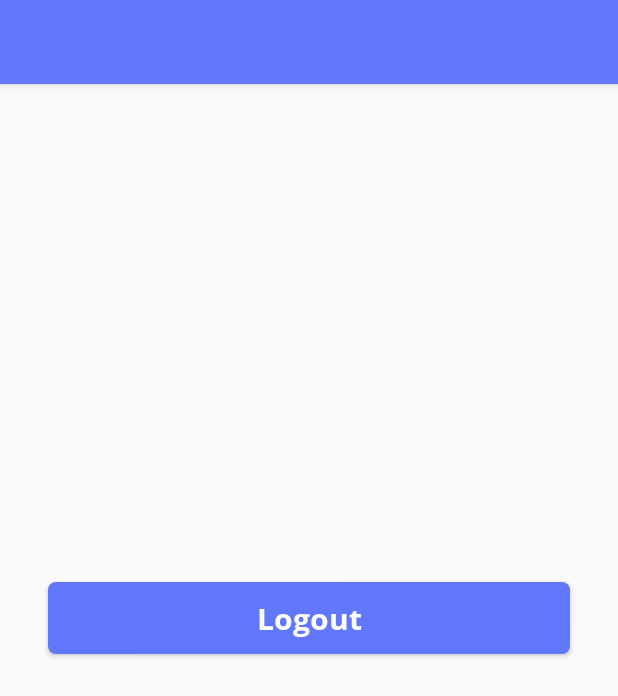
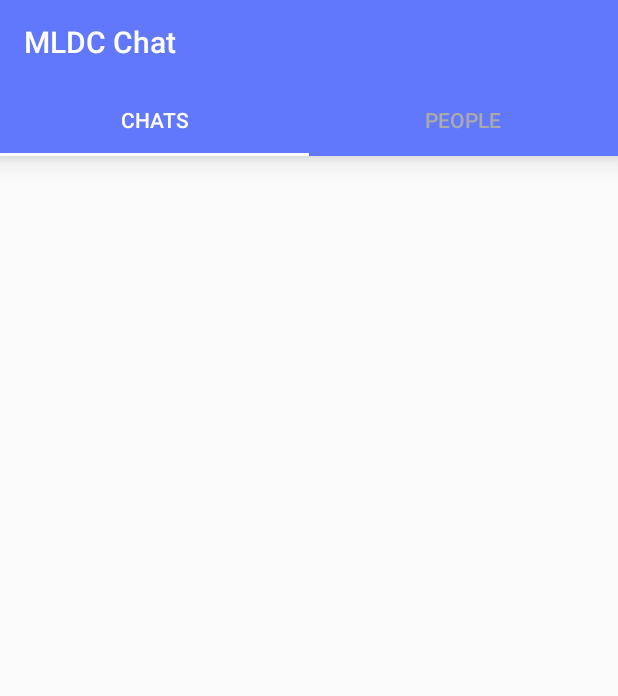
Before and after one commit to ashu9152/MLDC-Chat, an Android app: the layout activity_main.xml on its own in the app's theme, with its tools: preview values and no code run, on a phone screen of 412 x 824 dp. Shown: the top 696 px of the screen. Run offline under Robolectric (Android 15) with nearby library versions, the phone set to English and light mode, and no system bars.

Commit message:
Added chat main page using fragment and tablayout

```diff
--- a/app/build.gradle
+++ b/app/build.gradle
@@ -46,6 +46,7 @@ dependencies {
     implementation 'com.google.firebase:firebase-database:19.7.0'
     implementation 'com.google.firebase:firebase-firestore:22.1.2'
     implementation 'com.google.firebase:firebase-storage:19.2.2'
+    implementation 'androidx.legacy:legacy-support-v4:1.0.0'
     testImplementation 'junit:junit:4.13.2'
     androidTestImplementation 'androidx.test.ext:junit:1.1.2'
     androidTestImplementation 'androidx.test.espresso:espresso-core:3.3.0'
--- a/app/src/main/java/com/example/mldcchat/SignUpActivity.kt
+++ b/app/src/main/java/com/example/mldcchat/SignUpActivity.kt
@@ -50,15 +50,14 @@ class SignUpActivity : AppCompatActivity() {
 
         btnNext.setOnClickListener {
             val textET = textEt.text.toString()
-            if (!:: downloadUrl.isInitialized){
+            if (!::downloadUrl.isInitialized) {
                 Toast.makeText(this, "Image cannot be empty", Toast.LENGTH_SHORT).show()
             }else if(textET.isEmpty()){
                 errortext.visibility = View.VISIBLE
             } else{
-                val user = User(textET,downloadUrl,auth.uid!!)
+                val user = User(textET, downloadUrl, auth.uid!!)
                 //this will create values in firestrore
                 database.collection("user").document(auth.uid!!).set(user).addOnSuccessListener {
-                    btnNext.isEnabled = false
                     startActivity(Intent(applicationContext, MainActivity::class.java))
                     finish()
                 }.addOnFailureListener {
--- a/app/src/main/res/layout/activity_main.xml
+++ b/app/src/main/res/layout/activity_main.xml
@@ -1,44 +1,48 @@
 <?xml version="1.0" encoding="utf-8"?>
-<androidx.constraintlayout.widget.ConstraintLayout xmlns:android="http://schemas.android.com/apk/res/android"
+<LinearLayout xmlns:android="http://schemas.android.com/apk/res/android"
     xmlns:app="http://schemas.android.com/apk/res-auto"
     xmlns:tools="http://schemas.android.com/tools"
     android:layout_width="match_parent"
     android:layout_height="match_parent"
+    android:orientation="vertical"
     tools:context=".MainActivity">
 
-    <com.google.android.material.appbar.AppBarLayout
+    <com.google.android.material.appbar.MaterialToolbar
+        android:id="@+id/toolbar"
         android:layout_width="match_parent"
         android:layout_height="wrap_content"
-        app:layout_constraintEnd_toEndOf="parent"
-        app:layout_constraintStart_toStartOf="parent"
-        app:layout_constraintTop_toTopOf="parent">
+        android:background="@color/colorPrimary"
+        android:elevation="10dp"
+        android:theme="@style/ThemeOverlay.MaterialComponents.Dark"
+        app:popupTheme="@style/ThemeOverlay.MaterialComponents.Light"
+        app:title="MLDC Chat" />
 
-        <androidx.appcompat.widget.Toolbar
-            android:id="@+id/toolbar1"
-            android:layout_width="match_parent"
+    <com.google.android.material.tabs.TabLayout
+        android:id="@+id/tabs"
+        android:layout_width="match_parent"
+        android:layout_height="wrap_content"
+        android:background="@color/colorPrimary"
+        android:elevation="10dp"
+        app:tabIndicatorColor="@android:color/white"
+        app:tabSelectedTextColor="@android:color/white"
+        app:tabTextColor="@android:color/darker_gray">
+
+        <com.google.android.material.tabs.TabItem
+            android:layout_width="wrap_content"
             android:layout_height="wrap_content"
-            android:background="@color/colorPrimary"
-            android:minHeight="?attr/actionBarSize"
-            android:theme="?attr/actionBarTheme"
-            app:titleTextColor="#fff"/>
+            android:text="Chats" />
 
-    </com.google.android.material.appbar.AppBarLayout>
+        <com.google.android.material.tabs.TabItem
+            android:layout_width="wrap_content"
+            android:layout_height="wrap_content"
+            android:text="People" />
 
-    <Button
-        android:id="@+id/signOut"
-        android:layout_width="0dp"
-        android:layout_height="wrap_content"
-        android:layout_marginStart="32dp"
-        android:layout_marginEnd="32dp"
-        android:background="@drawable/primary_btn_bg"
-        android:fontFamily="@font/open_sans_bold"
-        android:text="Logout"
-        android:textAllCaps="false"
-        android:textColor="@android:color/background_light"
-        android:textSize="@dimen/font_size_small"
-        app:layout_constraintBottom_toBottomOf="parent"
-        app:layout_constraintEnd_toEndOf="parent"
-        app:layout_constraintStart_toStartOf="parent"
-        app:layout_constraintTop_toTopOf="parent" />
+    </com.google.android.material.tabs.TabLayout>
 
-</androidx.constraintlayout.widget.ConstraintLayout>
+    <androidx.viewpager2.widget.ViewPager2
+        android:id="@+id/viewPager"
+        android:layout_width="match_parent"
+        android:layout_height="match_parent" />
+
+
+</LinearLayout>
```
Also changed, not shown: app/src/main/AndroidManifest.xml (+6 -5 lines), app/src/main/java/com/example/mldcchat/MainActivity.kt (+25 -9 lines).
